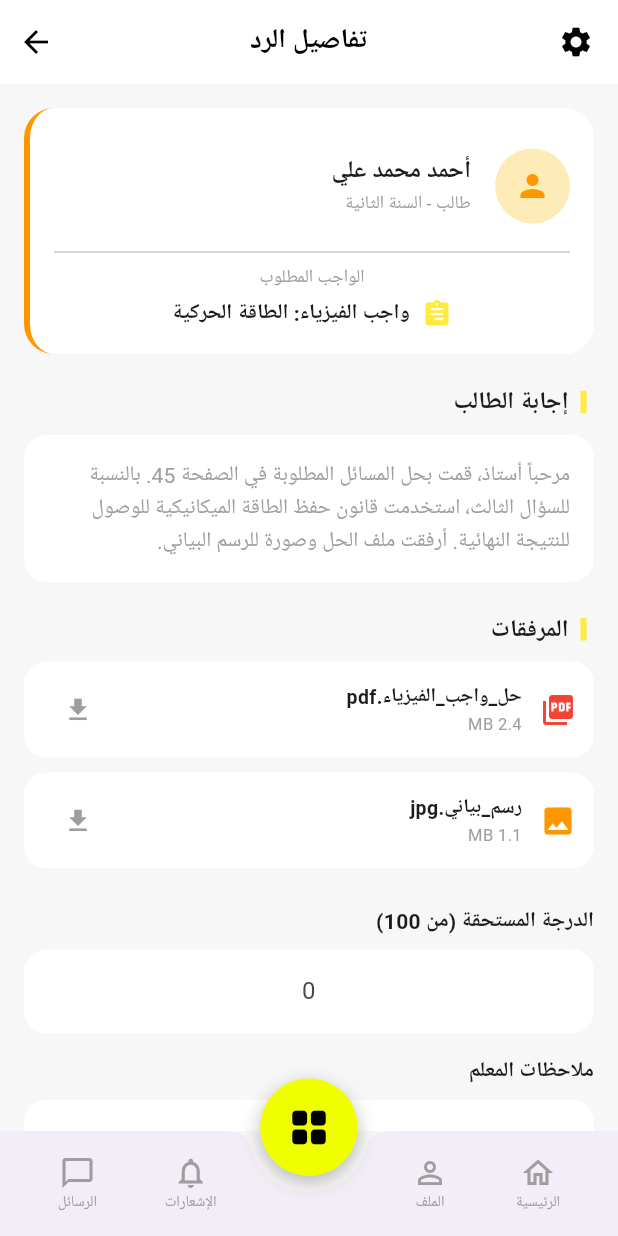
After one commit to majdoulee2006/Edu_Pridge_flutter, a Flutter app: the GradingScreen screen opened directly, on a phone screen of 412 x 824 dp. The commit adds this screen. Run offline on Flutter 3.47's test engine with Material 3 defaults, Android fonts, the phone set to English and light mode, and no system bars; Roboto replaces fonts that are missing (Tajawal).

Commit message:
تم تعديل الواجهة

```diff
--- a/lib/screens/teacher/center_icons/assignments_screen/responses/all_responses.dart
+++ b/lib/screens/teacher/center_icons/assignments_screen/responses/all_responses.dart
@@ -1,5 +1,7 @@
 import 'package:flutter/material.dart';
 import 'corrected_responses.dart';
+// استدعاء ملف صفحة التصحيح التي أنشأناها
+import '../../grading_screen/grading_screen.dart';
 
 class AllResponsesScreen extends StatefulWidget {
   const AllResponsesScreen({super.key});
@@ -143,7 +145,16 @@ class _AllResponsesScreenState extends State<AllResponsesScreen> {
                     style: const TextStyle(color: Colors.grey, fontSize: 11, fontFamily: 'Tajawal')
                 ),
                 const Spacer(),
-                const Icon(Icons.arrow_forward_ios, size: 14, color: Colors.grey),
+                // التعديل هنا: إضافة GestureDetector للربط مع صفحة التصحيح
+                GestureDetector(
+                  onTap: () {
+                    Navigator.push(
+                      context,
+                      MaterialPageRoute(builder: (context) => const GradingScreen()),
+                    );
+                  },
+                  child: const Icon(Icons.arrow_forward_ios, size: 14, color: Colors.grey),
+                ),
               ],
             ),
           ],
--- /dev/null
+++ b/lib/screens/teacher/center_icons/grading_screen/grading_screen.dart
@@ -0,0 +1,235 @@
+import 'package:flutter/material.dart';
+import '../../../../widgets/custom_speed_dial.dart';
+import '../../messages_screen.dart';
+import '../../profile_screen.dart';
+import '../../teacher_home.dart';
+
+class GradingScreen extends StatelessWidget {
+  const GradingScreen({super.key});
+
+  @override
+  Widget build(BuildContext context) {
+    const Color primaryYellow = Color(0xFFEFFF00);
+    const Color backgroundColor = Color(0xFFF7F7F7);
+    const Color textDarkColor = Color(0xFF333333);
+
+    return Directionality(
+      textDirection: TextDirection.rtl,
+      child: Scaffold(
+        backgroundColor: backgroundColor,
+        appBar: AppBar(
+          backgroundColor: Colors.white,
+          elevation: 0,
+          leading: IconButton(
+            icon: const Icon(Icons.settings, color: Colors.black),
+            onPressed: () {},
+          ),
+          title: const Text(
+            'تفاصيل الرد',
+            style: TextStyle(color: Colors.black, fontWeight: FontWeight.bold, fontSize: 18),
+          ),
+          centerTitle: true,
+          actions: [
+            IconButton(
+              icon: const Icon(Icons.arrow_forward, color: Colors.black),
+              onPressed: () => Navigator.pop(context),
+            ),
+          ],
+        ),
+        body: SingleChildScrollView(
+          padding: const EdgeInsets.all(16),
+          child: Column(
+            crossAxisAlignment: CrossAxisAlignment.start,
+            children: [
+              // 1. كارد معلومات الطالب والواجب
+              _buildStudentHeaderCard(),
+              const SizedBox(height: 20),
+
+              // 2. إجابة الطالب
+              _buildSectionTitle("إجابة الطالب"),
+              _buildResponseContent("مرحباً أستاذ، قمت بحل المسائل المطلوبة في الصفحة 45. بالنسبة للسؤال الثالث، استخدمت قانون حفظ الطاقة الميكانيكية للوصول للنتيجة النهائية. أرفقت ملف الحل وصورة للرسم البياني."),
+              const SizedBox(height: 20),
+
+              // 3. المرفقات
+              _buildSectionTitle("المرفقات"),
+              _buildAttachmentItem("حل_واجب_الفيزياء.pdf", "2.4 MB", Icons.picture_as_pdf, Colors.red),
+              const SizedBox(height: 10),
+              _buildAttachmentItem("رسم_بياني.jpg", "1.1 MB", Icons.image, Colors.orange),
+              const SizedBox(height: 25),
+
+              // 4. التصحيح (الدرجة والملاحظات)
+              _buildGradingSection(primaryYellow),
+
+              const SizedBox(height: 100), // مساحة إضافية عشان الـ Bottom Nav
+            ],
+          ),
+        ),
+
+        // الزر الدائري الأوسط
+        floatingActionButton: CustomSpeedDialEduBridge(),
+        floatingActionButtonLocation: FloatingActionButtonLocation.centerDocked,
+
+        // شريط التنقل السفلي كما في الصفحات السابقة
+        bottomNavigationBar: _buildBottomNav(context),
+      ),
+    );
+  }
+
+  // --- ويجيت بناء الأجزاء المختلفة ---
+
+  Widget _buildStudentHeaderCard() {
+    return Container(
+      padding: const EdgeInsets.all(16),
+      decoration: BoxDecoration(
+        color: Colors.white,
+        borderRadius: BorderRadius.circular(20),
+        border: const Border(left: BorderSide(color: Colors.orange, width: 4)),
+      ),
+      child: Column(
+        children: [
+          ListTile(
+            contentPadding: EdgeInsets.zero,
+            leading: const CircleAvatar(
+              radius: 25,
+              backgroundColor: Color(0xFFFDEBB8),
+              child: Icon(Icons.person, color: Colors.orange),
+            ),
+            title: const Text("أحمد محمد علي", style: TextStyle(fontWeight: FontWeight.bold)),
+            subtitle: const Text("طالب - السنة الثانية", style: TextStyle(color: Colors.grey, fontSize: 12)),
+          ),
+          const Divider(),
+          const Text("الواجب المطلوب", style: TextStyle(color: Colors.grey, fontSize: 12)),
+          const SizedBox(height: 5),
+          const Row(
+            mainAxisAlignment: MainAxisAlignment.center,
+            children: [
+              Icon(Icons.assignment, color: Colors.yellow, size: 20),
+              SizedBox(width: 8),
+              Text("واجب الفيزياء: الطاقة الحركية", style: TextStyle(fontWeight: FontWeight.bold)),
+            ],
+          ),
+        ],
+      ),
+    );
+  }
+
+  Widget _buildSectionTitle(String title) {
+    return Padding(
+      padding: const EdgeInsets.only(bottom: 10, right: 5),
+      child: Row(
+        children: [
+          Container(width: 4, height: 15, color: Colors.yellow),
+          const SizedBox(width: 8),
+          Text(title, style: const TextStyle(fontWeight: FontWeight.bold, fontSize: 16)),
+        ],
+      ),
+    );
+  }
+
+  Widget _buildResponseContent(String content) {
+    return Container(
+      padding: const EdgeInsets.all(16),
+      decoration: BoxDecoration(color: Colors.white, borderRadius: BorderRadius.circular(15)),
+      child: Text(content, style: const TextStyle(color: Colors.grey, height: 1.5)),
+    );
+  }
+
+  Widget _buildAttachmentItem(String name, String size, IconData icon, Color iconColor) {
+    return Container(
+      padding: const EdgeInsets.symmetric(horizontal: 12, vertical: 8),
+      decoration: BoxDecoration(color: Colors.white, borderRadius: BorderRadius.circular(15)),
+      child: Row(
+        children: [
+          Icon(icon, color: iconColor),
+          const SizedBox(width: 12),
+          Expanded(
+            child: Column(
+              crossAxisAlignment: CrossAxisAlignment.start,
+              children: [
+                Text(name, style: const TextStyle(fontWeight: FontWeight.bold, fontSize: 13)),
+                Text(size, style: const TextStyle(color: Colors.grey, fontSize: 11)),
+              ],
+            ),
+          ),
+          IconButton(icon: const Icon(Icons.download, color: Colors.grey, size: 20), onPressed: () {}),
+        ],
+      ),
+    );
+  }
+
+  Widget _buildGradingSection(Color btnColor) {
+    return Column(
+      crossAxisAlignment: CrossAxisAlignment.start,
+      children: [
+        const Text("الدرجة المستحقة (من 100)", style: TextStyle(fontWeight: FontWeight.bold)),
+        const SizedBox(height: 8),
+        TextField(
+          textAlign: TextAlign.center,
+          decoration: InputDecoration(
+            hintText: "0",
+            filled: true,
+            fillColor: Colors.white,
+            border: OutlineInputBorder(borderRadius: BorderRadius.circular(15), borderSide: BorderSide.none),
+          ),
+        ),
+        const SizedBox(height: 15),
+        const Text("ملاحظات المعلم", style: TextStyle(fontWeight: FontWeight.bold)),
+        const SizedBox(height: 8),
+        TextField(
+          maxLines: 3,
+          decoration: InputDecoration(
+            hintText: "اكتب ملاحظاتك للطالب هنا...",
+            filled: true,
+            fillColor: Colors.white,
+            border: OutlineInputBorder(borderRadius: BorderRadius.circular(15), borderSide: BorderSide.none),
+          ),
+        ),
+        const SizedBox(height: 25),
+        SizedBox(
+          width: double.infinity,
+          height: 55,
+          child: ElevatedButton.icon(
+            style: ElevatedButton.styleFrom(
+              backgroundColor: btnColor,
+              shape: RoundedRectangleBorder(borderRadius: BorderRadius.circular(15)),
+            ),
+            icon: const Icon(Icons.save, color: Colors.black),
+            label: const Text("حفظ التصحيح", style: TextStyle(color: Colors.black, fontWeight: FontWeight.bold)),
+            onPressed: () {},
+          ),
+        ),
+      ],
+    );
+  }
+
+  Widget _buildBottomNav(BuildContext context) {
+    return BottomAppBar(
+      height: 70,
+      shape: const CircularNotchedRectangle(),
+      notchMargin: 8,
+      child: Row(
+        mainAxisAlignment: MainAxisAlignment.spaceAround,
+        children: [
+          _navItem(context, Icons.home_outlined, "الرئيسية", false, onTap: () => Navigator.pushReplacement(context, MaterialPageRoute(builder: (context) => const TeacherHomeScreen()))),
+          _navItem(context, Icons.person_outline, "الملف", false, onTap: () => Navigator.pushReplacement(context, MaterialPageRoute(builder: (context) => const ProfileScreen()))),
+          const SizedBox(width: 40),
+          _navItem(context, Icons.notifications_none, "الإشعارات", false, onTap: () {}),
+          _navItem(context, Icons.chat_bubble_outline, "الرسائل", false, onTap: () => Navigator.pushReplacement(context, MaterialPageRoute(builder: (context) => const MessagesScreen()))),
+        ],
+      ),
+    );
+  }
+
+  Widget _navItem(BuildContext context, IconData icon, String label, bool active, {VoidCallback? onTap}) {
+    return InkWell(
+      onTap: onTap,
+      child: Column(
+        mainAxisSize: MainAxisSize.min,
+        children: [
+          Icon(icon, color: active ? const Color(0xFFEFFF00) : Colors.grey),
+          Text(label, style: TextStyle(fontSize: 10, color: active ? const Color(0xFFEFFF00) : Colors.grey)),
+        ],
+      ),
+    );
+  }
+}
```
